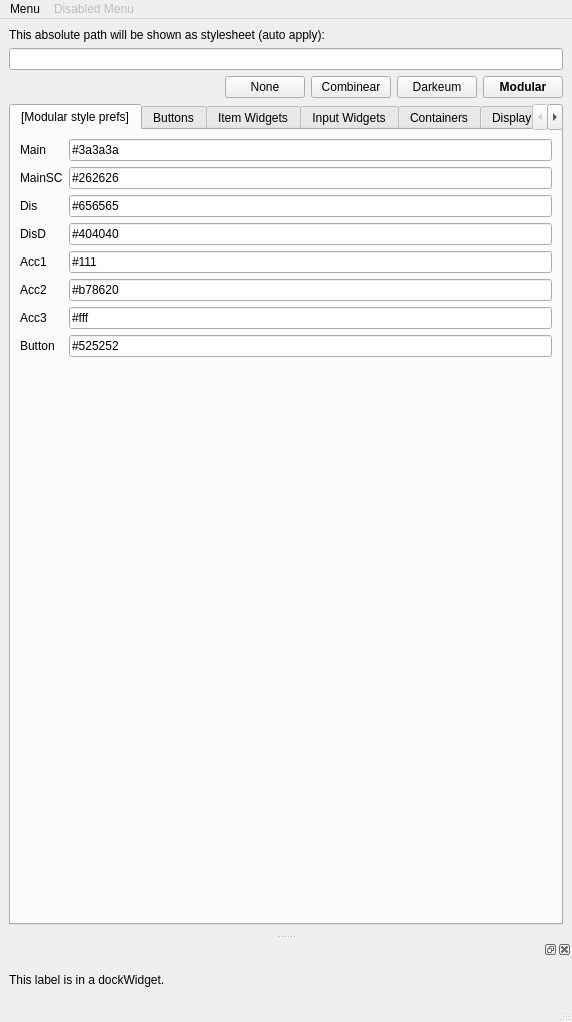
The window that OTModules/OTInternals/wstyletest.ui (pietr26/OMSI-Tools) describes before a commit, drawn with Qt 5.
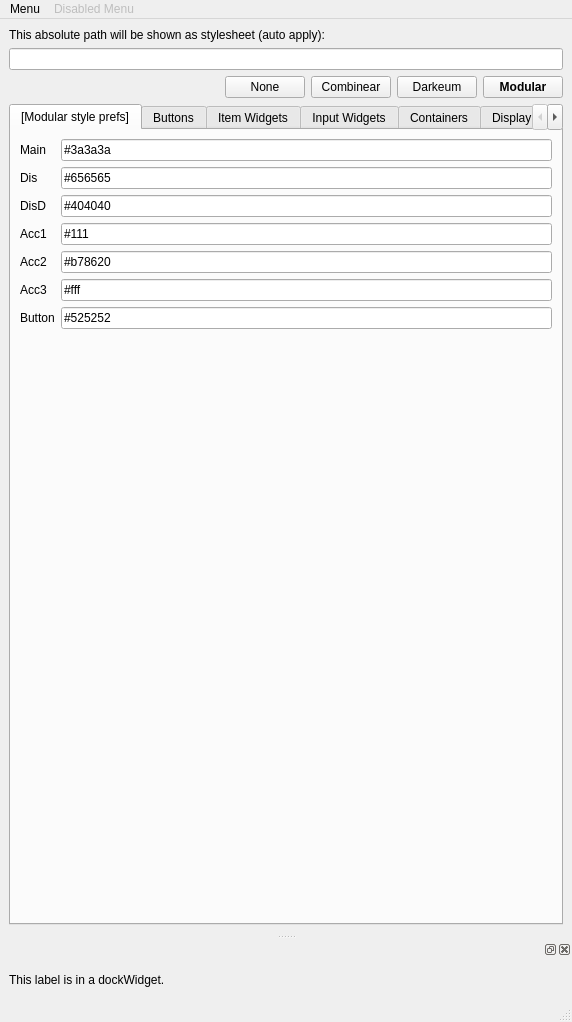
The same window after the commit. The open tabs and pages were chosen to show the change. Icons and pictures are not drawn.

Commit message: Removed MainSC color pref

What changed in the file:
```diff
--- a/OTModules/OTInternals/wstyletest.ui
+++ b/OTModules/OTInternals/wstyletest.ui
@@ -112,97 +112,83 @@
              </widget>
             </item>
             <item row="1" column="0">
-             <widget class="QLabel" name="lblMainSC">
-              <property name="text">
-               <string notr="true">MainSC</string>
-              </property>
-             </widget>
-            </item>
-            <item row="1" column="1">
-             <widget class="QLineEdit" name="ledMainSC">
-              <property name="text">
-               <string notr="true">#262626</string>
-              </property>
-             </widget>
-            </item>
-            <item row="2" column="0">
              <widget class="QLabel" name="lblDis">
               <property name="text">
                <string notr="true">Dis</string>
               </property>
              </widget>
             </item>
-            <item row="2" column="1">
+            <item row="1" column="1">
              <widget class="QLineEdit" name="ledDis">
               <property name="text">
                <string notr="true">#656565</string>
               </property>
              </widget>
             </item>
-            <item row="3" column="0">
+            <item row="2" column="0">
              <widget class="QLabel" name="lblDisD">
               <property name="text">
                <string notr="true">DisD</string>
               </property>
              </widget>
             </item>
-            <item row="3" column="1">
+            <item row="2" column="1">
              <widget class="QLineEdit" name="ledDisD">
               <property name="text">
                <string notr="true">#404040</string>
               </property>
              </widget>
             </item>
-            <item row="4" column="0">
+            <item row="3" column="0">
              <widget class="QLabel" name="lblAcc1">
               <property name="text">
                <string notr="true">Acc1</string>
               </property>
              </widget>
             </item>
-            <item row="4" column="1">
+            <item row="3" column="1">
              <widget class="QLineEdit" name="ledAcc1">
               <property name="text">
                <string notr="true">#111</string>
               </property>
              </widget>
             </item>
-            <item row="5" column="0">
+            <item row="4" column="0">
              <widget class="QLabel" name="lblAcc2">
               <property name="text">
                <string notr="true">Acc2</string>
               </property>
              </widget>
             </item>
-            <item row="5" column="1">
+            <item row="4" column="1">
              <widget class="QLineEdit" name="ledAcc2">
               <property name="text">
                <string notr="true">#b78620</string>
               </property>
              </widget>
             </item>
-            <item row="6" column="0">
+            <item row="5" column="0">
              <widget class="QLabel" name="lblAcc3">
               <property name="text">
                <string notr="true">Acc3</string>
               </property>
              </widget>
             </item>
-            <item row="6" column="1">
+            <item row="5" column="1">
              <widget class="QLineEdit" name="ledAcc3">
               <property name="text">
                <string notr="true">#fff</string>
               </property>
              </widget>
             </item>
-            <item row="7" column="0">
+            <item row="6" column="0">
              <widget class="QLabel" name="label_13">
               <property name="text">
                <string notr="true">Button</string>
               </property>
              </widget>
             </item>
-            <item row="7" column="1">
+            <item row="6" column="1">
              <widget class="QLineEdit" name="ledButton">
               <property name="text">
                <string notr="true">#525252</string>
```
Left out of the diff: 18 changed lines with no effect on the pictures. The commit also changes 7 other files.
